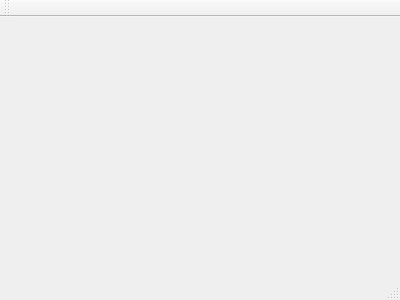
This is mainwindow.ui in UI233/Crystal-and-Puzzle as Qt 5 draws it before an edit. The edited form follows.
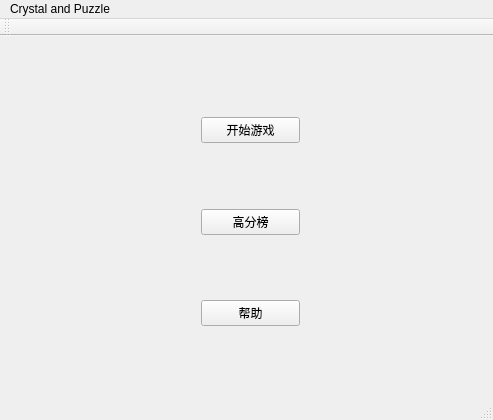
This is the edited form.

What changed in the file:
```diff
--- a/mainwindow.ui
+++ b/mainwindow.ui
@@ -1,24 +1,117 @@
 <ui version="4.0">
  <class>MainWindow</class>
- <widget class="QMainWindow" name="MainWindow" >
-  <property name="geometry" >
+ <widget class="QMainWindow" name="MainWindow">
+  <property name="geometry">
    <rect>
     <x>0</x>
     <y>0</y>
-    <width>400</width>
-    <height>300</height>
+    <width>493</width>
+    <height>420</height>
    </rect>
   </property>
   <property name="windowTitle" >
    <string>MainWindow</string>
   </property>
-  <widget class="QMenuBar" name="menuBar" />
-  <widget class="QToolBar" name="mainToolBar" />
-  <widget class="QWidget" name="centralWidget" />
-  <widget class="QStatusBar" name="statusBar" />
+  <widget class="QWidget" name="centralWidget">
+   <widget class="QWidget" name="">
+    <property name="geometry">
+     <rect>
+      <x>190</x>
+      <y>70</y>
+      <width>121</width>
+      <height>231</height>
+     </rect>
+    </property>
+    <layout class="QVBoxLayout" name="verticalLayout">
+     <item>
+      <widget class="QPushButton" name="pushButton">
+       <property name="styleSheet">
+        <string notr="true">font: 9pt &quot;方正姚体&quot;;
+</string>
+       </property>
+       <property name="text">
+        <string>开始游戏</string>
+       </property>
+      </widget>
+     </item>
+     <item>
+      <spacer name="verticalSpacer_2">
+       <property name="orientation">
+        <enum>Qt::Vertical</enum>
+       </property>
+       <property name="sizeHint" stdset="0">
+        <size>
+         <width>28</width>
+         <height>48</height>
+        </size>
+       </property>
+      </spacer>
+     </item>
+     <item>
+      <widget class="QPushButton" name="pushButton_2">
+       <property name="styleSheet">
+        <string notr="true">font: 9pt &quot;方正姚体&quot;;
+</string>
+       </property>
+       <property name="text">
+        <string>高分榜</string>
+       </property>
+      </widget>
+     </item>
+     <item>
+      <spacer name="verticalSpacer">
+       <property name="orientation">
+        <enum>Qt::Vertical</enum>
+       </property>
+       <property name="sizeHint" stdset="0">
+        <size>
+         <width>18</width>
+         <height>48</height>
+        </size>
+       </property>
+      </spacer>
+     </item>
+     <item>
+      <widget class="QPushButton" name="pushButton_3">
+       <property name="styleSheet">
+        <string notr="true">font: 9pt &quot;方正姚体&quot;;
+</string>
+       </property>
+       <property name="text">
+        <string>帮助</string>
+       </property>
+      </widget>
+     </item>
+    </layout>
+   </widget>
+  </widget>
+  <widget class="QMenuBar" name="menuBar">
+   <property name="geometry">
+    <rect>
+     <x>0</x>
+     <y>0</y>
+     <width>493</width>
+     <height>26</height>
+    </rect>
+   </property>
+   <widget class="QMenu" name="menuCrystal_and_Puzzle">
+    <property name="title">
+     <string>Crystal and Puzzle</string>
+    </property>
+   </widget>
+   <addaction name="menuCrystal_and_Puzzle"/>
+  </widget>
+  <widget class="QToolBar" name="mainToolBar">
+   <attribute name="toolBarArea">
+    <enum>TopToolBarArea</enum>
+   </attribute>
+   <attribute name="toolBarBreak">
+    <bool>false</bool>
+   </attribute>
+  </widget>
+  <widget class="QStatusBar" name="statusBar"/>
  </widget>
- <layoutDefault spacing="6" margin="11" />
- <pixmapfunction></pixmapfunction>
+ <layoutdefault spacing="6" margin="11"/>
  <resources/>
  <connections/>
 </ui>
```
Left out of the diff: 3 changed lines with no effect on the pictures.
